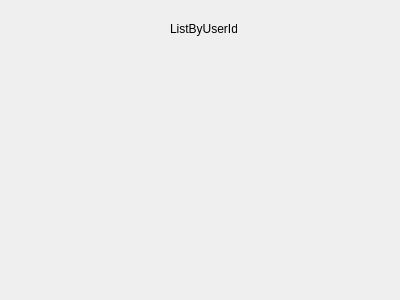
Qt form demo-场景案例/demo-flash-sale/ui-qt/pagelistbyuserid.ui (dexterleslie1/demonstration) before a commit.
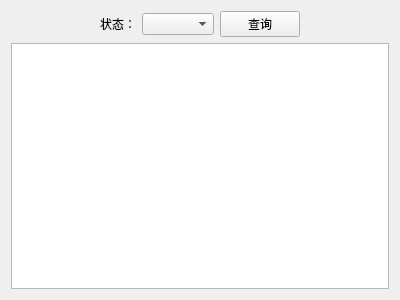
The same form after that commit.

Commit message: 场景案例秒杀Qt UI实现用户订单和商家订单查询功能

```diff
--- a/demo-场景案例/demo-flash-sale/ui-qt/pagelistbyuserid.ui
+++ b/demo-场景案例/demo-flash-sale/ui-qt/pagelistbyuserid.ui
@@ -13,19 +13,62 @@
   <property name="windowTitle">
    <string>Form</string>
   </property>
-  <widget class="QLabel" name="label">
-   <property name="geometry">
-    <rect>
-     <x>170</x>
-     <y>20</y>
-     <width>67</width>
-     <height>17</height>
-    </rect>
-   </property>
-   <property name="text">
-    <string>ListByUserId</string>
-   </property>
-  </widget>
+  <layout class="QHBoxLayout" name="horizontalLayout_2">
+   <item>
+    <layout class="QVBoxLayout" name="verticalLayout">
+     <item>
+      <layout class="QHBoxLayout" name="horizontalLayout">
+       <item>
+        <spacer name="horizontalSpacer">
+         <property name="orientation">
+          <enum>Qt::Horizontal</enum>
+         </property>
+         <property name="sizeHint" stdset="0">
+          <size>
+           <width>40</width>
+           <height>20</height>
+          </size>
+         </property>
+        </spacer>
+       </item>
+       <item>
+        <widget class="QLabel" name="label">
+         <property name="text">
+          <string>状态：</string>
+         </property>
+        </widget>
+       </item>
+       <item>
+        <widget class="QComboBox" name="comboBox"/>
+       </item>
+       <item>
+        <widget class="QPushButton" name="pushButtonQuery">
+         <property name="text">
+          <string>查询</string>
+         </property>
+        </widget>
+       </item>
+       <item>
+        <spacer name="horizontalSpacer_2">
+         <property name="orientation">
+          <enum>Qt::Horizontal</enum>
+         </property>
+         <property name="sizeHint" stdset="0">
+          <size>
+           <width>40</width>
+           <height>20</height>
+          </size>
+         </property>
+        </spacer>
+       </item>
+      </layout>
+     </item>
+     <item>
+      <widget class="QListWidget" name="listWidget"/>
+     </item>
+    </layout>
+   </item>
+  </layout>
  </widget>
  <resources/>
  <connections/>
```
The commit also changes 7 other files.
